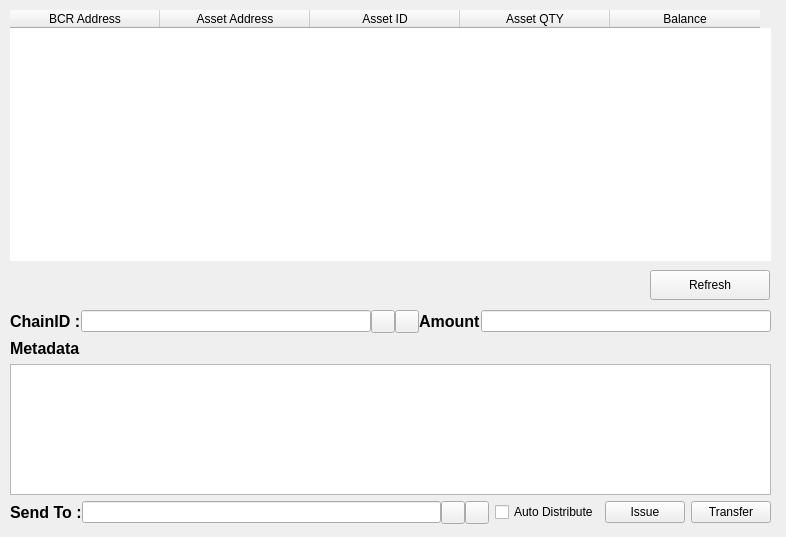
Above: src/qt/forms/assetspage.ui from thelonecrouton/bitcredit before the change. Below: the same form after it.
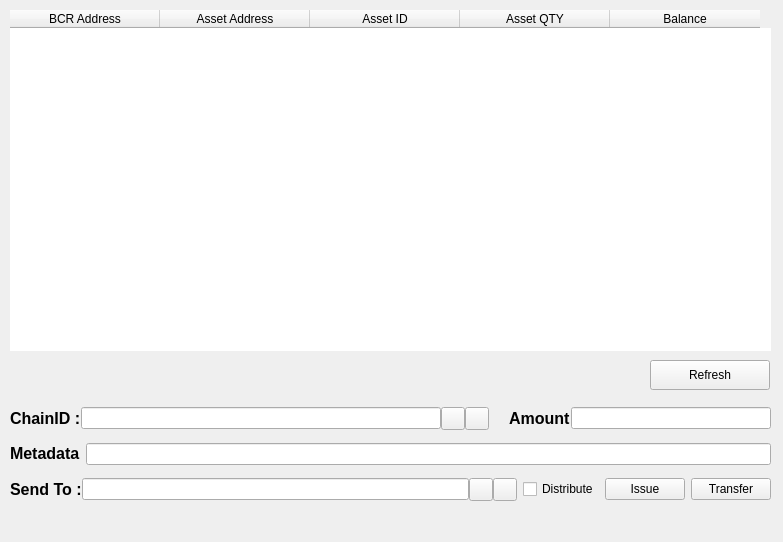
That is the form after the change. Icons and pictures are not drawn. Custom widgets are drawn as their Qt base class.

```diff
--- a/src/qt/forms/assetspage.ui
+++ b/src/qt/forms/assetspage.ui
@@ -6,8 +6,8 @@
    <rect>
     <x>0</x>
     <y>0</y>
-    <width>786</width>
-    <height>537</height>
+    <width>783</width>
+    <height>542</height>
    </rect>
   </property>
   <property name="windowTitle">
@@ -19,7 +19,7 @@
      <x>10</x>
      <y>10</y>
      <width>761</width>
-     <height>251</height>
+     <height>341</height>
     </rect>
    </property>
    <property name="frameShape">
@@ -85,9 +85,9 @@
    <property name="geometry">
     <rect>
      <x>10</x>
-     <y>310</y>
+     <y>400</y>
      <width>761</width>
-     <height>214</height>
+     <height>111</height>
     </rect>
    </property>
    <layout class="QVBoxLayout" name="verticalLayout">
@@ -153,6 +153,22 @@
         </property>
        </widget>
       </item>
+      <item>
+       <spacer name="horizontalSpacer">
+        <property name="orientation">
+         <enum>Qt::Horizontal</enum>
+        </property>
+        <property name="sizeType">
+         <enum>QSizePolicy::Fixed</enum>
+        </property>
+        <property name="sizeHint" stdset="0">
+         <size>
+          <width>20</width>
+          <height>20</height>
+         </size>
+        </property>
+       </spacer>
+      </item>
       <item>
        <widget class="QLabel" name="label_3">
         <property name="sizePolicy">
@@ -167,12 +183,31 @@
        </widget>
       </item>
       <item>
-       <widget class="QLineEdit" name="amount"/>
+       <widget class="QLineEdit" name="amount">
+        <property name="sizePolicy">
+         <sizepolicy hsizetype="Fixed" vsizetype="Fixed">
+          <horstretch>0</horstretch>
+          <verstretch>0</verstretch>
+         </sizepolicy>
+        </property>
+        <property name="minimumSize">
+         <size>
+          <width>200</width>
+          <height>0</height>
+         </size>
+        </property>
+        <property name="maximumSize">
+         <size>
+          <width>300</width>
+          <height>16777215</height>
+         </size>
+        </property>
+       </widget>
       </item>
      </layout>
     </item>
     <item>
-     <layout class="QVBoxLayout" name="verticalLayout_2">
+     <layout class="QHBoxLayout" name="horizontalLayout">
       <item>
        <widget class="QLabel" name="label_4">
         <property name="text">
@@ -181,8 +216,12 @@
        </widget>
       </item>
       <item>
-       <widget class="QPlainTextEdit" name="metadata"/>
+       <widget class="QLineEdit" name="metadata"/>
       </item>
+     </layout>
+    </item>
+    <item>
+     <layout class="QVBoxLayout" name="verticalLayout_2">
       <item>
        <layout class="QHBoxLayout" name="horizontalLayout_3">
         <item>
@@ -252,7 +291,7 @@
         <item>
          <widget class="QCheckBox" name="distribute">
           <property name="text">
-           <string>Auto Distribute</string>
+           <string>Distribute</string>
           </property>
          </widget>
         </item>
@@ -280,7 +319,7 @@
    <property name="geometry">
     <rect>
      <x>650</x>
-     <y>270</y>
+     <y>360</y>
      <width>120</width>
      <height>30</height>
     </rect>
```
